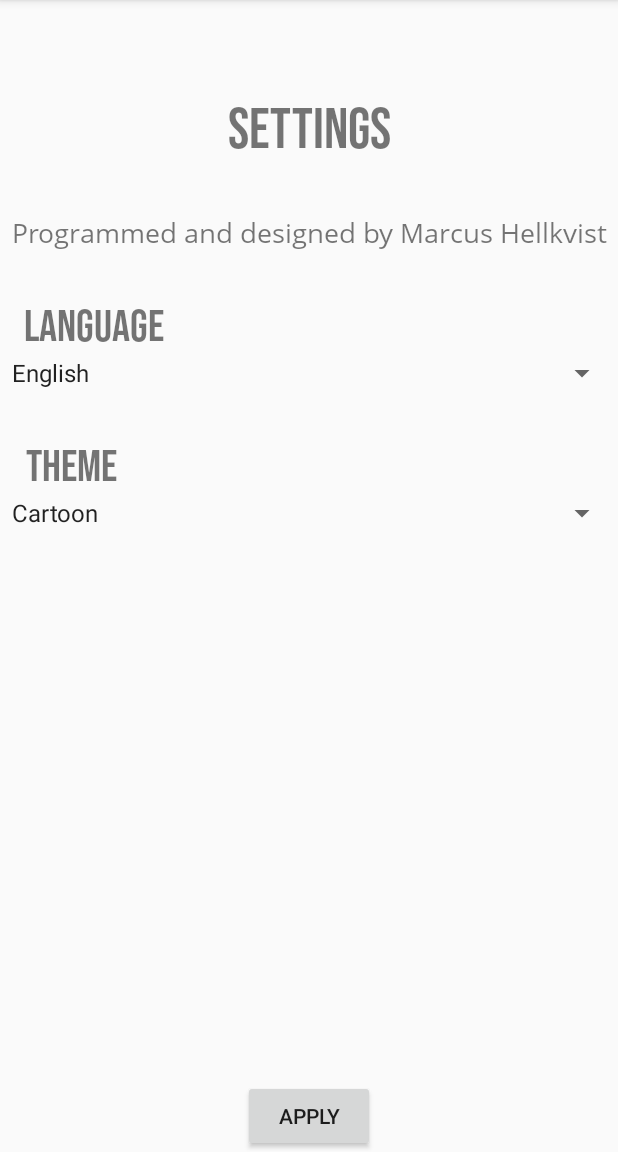
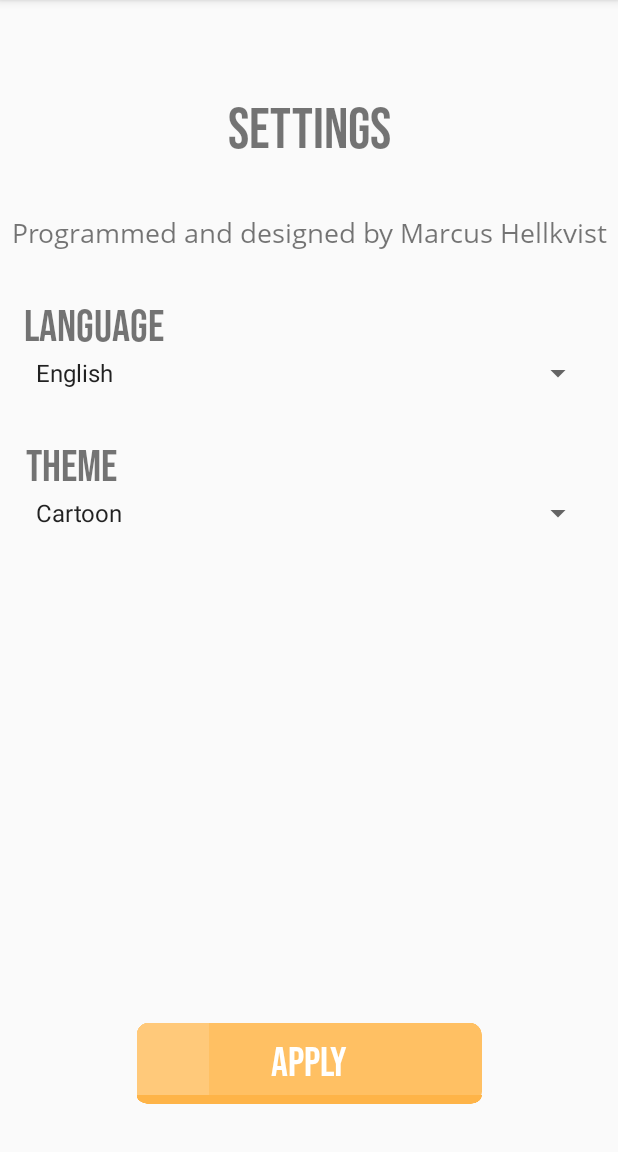
Before and after one commit to MarcusHellkvist/Hangman, an Android app: the SettingsActivity screen opened directly, with no data from a screen before it, on a phone screen of 412 x 824 dp, the part 84-1236 px from its top. Run offline under Robolectric (Android 15) with nearby library versions, the phone set to English and light mode, and no system bars.

Commit message:
updated settings layout

```diff
--- a/app/src/main/res/layout/activity_settings.xml
+++ b/app/src/main/res/layout/activity_settings.xml
@@ -23,7 +23,9 @@
         android:id="@+id/tv_creator"
         android:layout_width="wrap_content"
         android:layout_height="wrap_content"
+        android:layout_marginStart="16dp"
         android:layout_marginTop="32dp"
+        android:layout_marginEnd="16dp"
         android:fontFamily="@font/opensans_regular"
         android:text="@string/programmed_and_designed_by_marcus_hellkvist"
         android:textAlignment="center"
@@ -62,6 +64,8 @@
         android:id="@+id/sp_theme"
         android:layout_width="match_parent"
         android:layout_height="wrap_content"
+        android:layout_marginStart="16dp"
+        android:layout_marginEnd="16dp"
         android:entries="@array/theme_list"
         app:layout_constraintEnd_toEndOf="parent"
         app:layout_constraintStart_toStartOf="parent"
@@ -71,6 +75,8 @@
         android:id="@+id/sp_language"
         android:layout_width="match_parent"
         android:layout_height="wrap_content"
+        android:layout_marginStart="16dp"
+        android:layout_marginEnd="16dp"
         android:entries="@array/language_list"
         app:layout_constraintEnd_toEndOf="parent"
         app:layout_constraintStart_toStartOf="parent"
@@ -80,7 +86,12 @@
         android:id="@+id/btn_settings_language"
         android:layout_width="wrap_content"
         android:layout_height="wrap_content"
+        android:layout_marginBottom="32dp"
+        android:background="@drawable/my_yellow_button"
+        android:fontFamily="@font/bebasneue_regular"
         android:text="@string/apply"
+        android:textColor="@color/colorWhite"
+        android:textSize="28sp"
         app:layout_constraintBottom_toBottomOf="parent"
         app:layout_constraintEnd_toEndOf="parent"
         app:layout_constraintStart_toStartOf="parent" />
```
